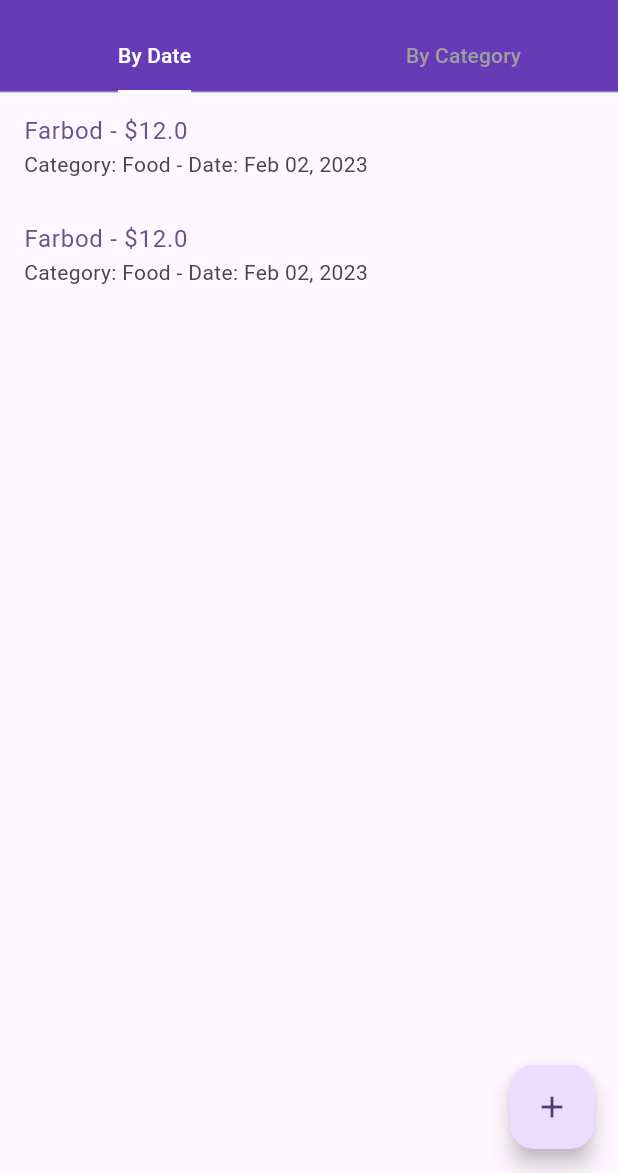
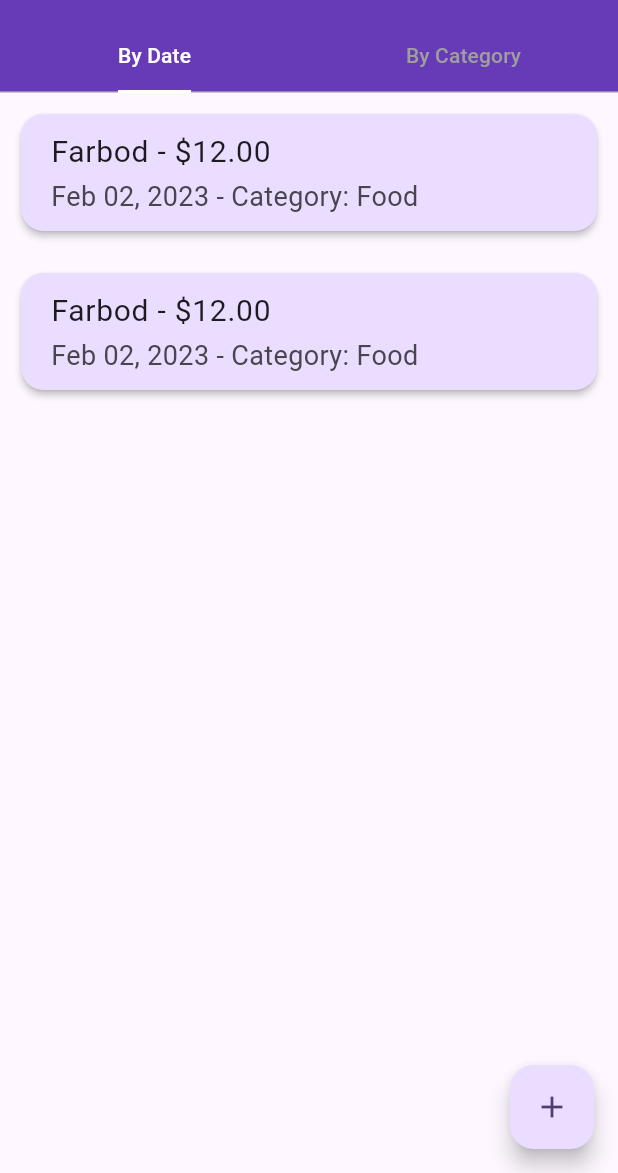
Before and after one commit to BadieF9/Expense_Tracker, a Flutter app: the screen it shows after launch, on a phone screen of 412 x 824 dp, the part 63-1236 px from its top. Run offline on Flutter 3.47's test engine with Material 3 defaults, Android fonts, the phone set to English and light mode, and no system bars; our stand-ins replace localstorage.

Commit message:
home_screen 'by date' tab design implemented

```diff
--- a/lib/home_screen.dart
+++ b/lib/home_screen.dart
@@ -116,13 +116,31 @@ class _HomeScreenState extends State<HomeScreen>
               itemCount: expenseByDate.length,
               itemBuilder: (context, index) {
                 final expense = expenseByDate[index];
-                return ListTile(
+                return Padding(
+                    padding: const EdgeInsets.all(10),
+                    child: Card(
+                      color: theme.colorScheme.primaryContainer,
+                      elevation: 2,
+                      shape: RoundedRectangleBorder(
+                        borderRadius: BorderRadius.circular(15),
+                      ),
+                      child: Padding(
+                          padding: const EdgeInsets.fromLTRB(4, 2, 4, 2),
+                          child: ListTile(
                             title: Text(
-                    '${expense.payee} - \$${expense.amount}',
-                    style: TextStyle(color: theme.colorScheme.primary),
+                              '${expense.payee} - \$${expense.amount.toStringAsFixed(2)}',
+                              style: const TextStyle(fontSize: 20),
                             ),
-                  subtitle: Text(
-                      'Category: ${provider.getCategoryById(expense.categoryId)?.name} - Date: ${DateFormat('MMM dd, yyyy').format(expense.date)}'),
+                            subtitle: Column(
+                              mainAxisAlignment: MainAxisAlignment.center,
+                              crossAxisAlignment: CrossAxisAlignment.start,
+                              children: [
+                                const SizedBox(height: 2),
+                                Text(
+                                    '${DateFormat('MMM dd, yyyy').format(expense.date)} - Category: ${provider.getCategoryById(expense.categoryId)?.name}',
+                                    style: const TextStyle(fontSize: 18)),
+                              ],
+                            ),
                             onTap: () {
                               Navigator.push(
                                 context,
@@ -132,7 +150,8 @@ class _HomeScreenState extends State<HomeScreen>
                                 ),
                               );
                             },
-                );
+                          )),
+                    ));
               },
             ),
             ListView.builder(
@@ -170,7 +189,7 @@ class _HomeScreenState extends State<HomeScreen>
                                       fontSize: 18,
                                       fontWeight: FontWeight.w500),
                                 ),
-                                const SizedBox(height: 2),
+                                const SizedBox(height: 3),
                                 Text(
                                   DateFormat('MMM dd, yyyy')
                                       .format(expense.date),
```
Lines whose indentation alone changed are shown as unchanged.
